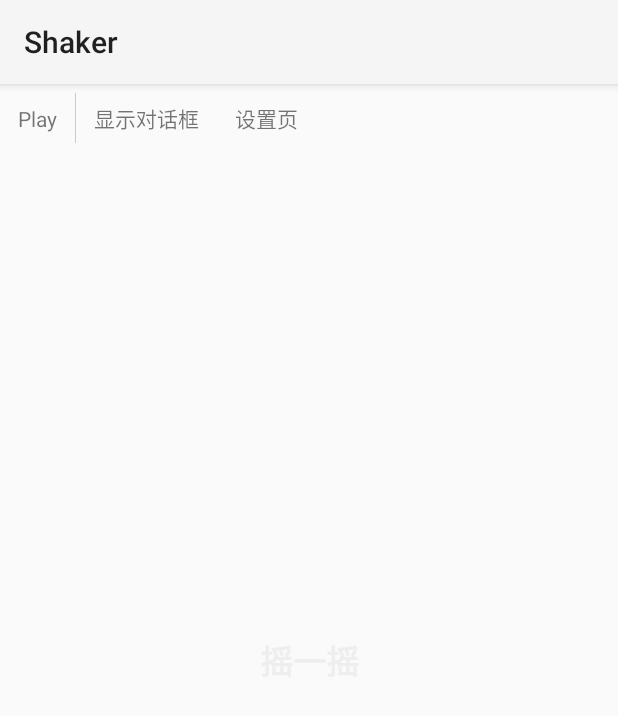
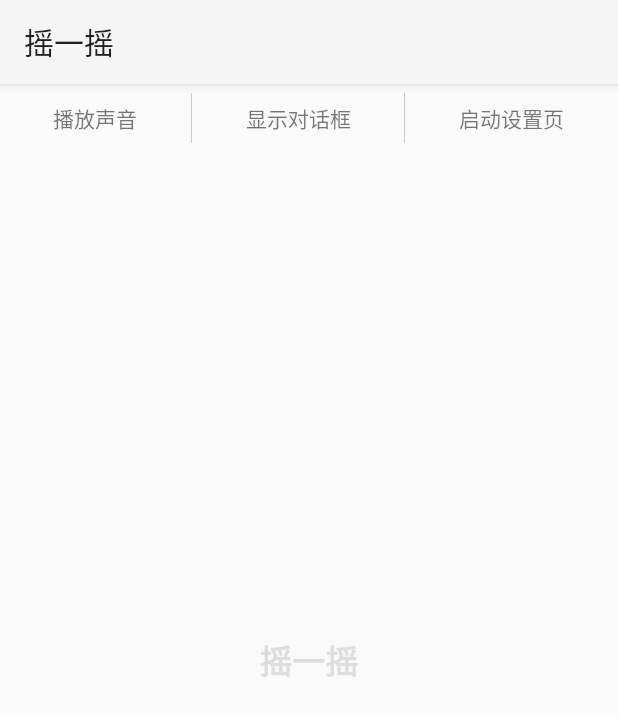
Before and after one commit to battleground/shaker, an Android app: the screen it shows after launch (ShakerMainActivity), on a phone screen of 412 x 824 dp. Shown: the top 716 px of the screen. Run offline under Robolectric (Android 15) with nearby library versions, the phone set to English and light mode, and no system bars; libraries missing offline, so code that uses them is left out: com.abooc.util; 3 statements that could not run were skipped.

Commit message:
修改：调整UI，增加Application入口；

```diff
--- a/app/src/main/AndroidManifest.xml
+++ b/app/src/main/AndroidManifest.xml
@@ -6,6 +6,7 @@
     <uses-permission android:name="android.permission.SYSTEM_ALERT_WINDOW" />
 
     <application
+        android:name=".AppApplication"
         android:allowBackup="true"
         android:icon="@mipmap/ic_launcher"
         android:label="@string/app_name"
--- /dev/null
+++ b/app/src/main/java/com/abooc/joker/shaker/AppApplication.java
@@ -0,0 +1,19 @@
+package com.abooc.joker.shaker;
+
+import android.app.Application;
+
+import com.abooc.util.Debug;
+
+/**
+ * Created by dayu on 2017/4/21.
+ */
+
+public class AppApplication extends Application {
+
+    @Override
+    public void onCreate() {
+        super.onCreate();
+        Debug.enable(BuildConfig.DEBUG);
+    }
+
+}
--- a/app/src/main/java/com/abooc/joker/shaker/ShakerMainActivity.java
+++ b/app/src/main/java/com/abooc/joker/shaker/ShakerMainActivity.java
@@ -40,7 +40,13 @@ public class ShakerMainActivity extends AppCompatActivity implements
         onShowDialog(null);
     }
 
+    private SoundRing mSoundRing;
+
     public void onPlay(View view) {
+        if (mSoundRing == null) {
+            mSoundRing = new SoundRing(this);
+        }
+        mSoundRing.playSound();
     }
 
     public void onOpenSettings(View view) {
@@ -64,6 +70,9 @@ public class ShakerMainActivity extends AppCompatActivity implements
         Debug.anchor();
         super.onDestroy();
         mSensorBuilder.destroy();
+        if (mSoundRing != null) {
+            mSoundRing.release();
+        }
     }
 
 }
--- a/app/src/main/res/layout/activity_settings.xml
+++ b/app/src/main/res/layout/activity_settings.xml
@@ -9,8 +9,8 @@
         android:layout_width="wrap_content"
         android:layout_height="wrap_content"
         android:layout_gravity="center"
-        android:text="设置页"
-        android:textAppearance="@style/Base.TextAppearance.AppCompat.Large"
+        android:padding="12dp"
+        android:text="本页面也支持摇一摇！"
         android:textStyle="bold" />
 
 
--- a/app/src/main/res/layout/activity_shaker.xml
+++ b/app/src/main/res/layout/activity_shaker.xml
@@ -1,6 +1,5 @@
 <?xml version="1.0" encoding="utf-8"?>
-<android.support.constraint.ConstraintLayout xmlns:android="http://schemas.android.com/apk/res/android"
-    xmlns:app="http://schemas.android.com/apk/res-auto"
+<FrameLayout xmlns:android="http://schemas.android.com/apk/res/android"
     xmlns:tools="http://schemas.android.com/tools"
     android:layout_width="match_parent"
     android:layout_height="match_parent"
@@ -9,28 +8,26 @@
     <TextView
         android:layout_width="wrap_content"
         android:layout_height="wrap_content"
+        android:layout_gravity="center"
         android:text="摇一摇"
         android:textAppearance="@style/Base.TextAppearance.AppCompat.Large"
-        android:textColor="#EEE"
-        android:textStyle="bold"
-        app:layout_constraintBottom_toBottomOf="parent"
-        app:layout_constraintLeft_toLeftOf="parent"
-        app:layout_constraintRight_toRightOf="parent"
-        app:layout_constraintTop_toTopOf="parent" />
+        android:textColor="#DDD"
+        android:textStyle="bold" />
 
     <LinearLayout
-        android:layout_width="wrap_content"
-        android:layout_height="wrap_content"
-        android:background="@android:drawable/list_selector_background">
+        android:layout_width="match_parent"
+        android:layout_height="wrap_content">
 
         <TextView
             android:layout_width="wrap_content"
             android:layout_height="wrap_content"
+            android:layout_weight="1"
             android:background="@android:drawable/list_selector_background"
             android:clickable="true"
+            android:gravity="center"
             android:onClick="onPlay"
             android:padding="12dp"
-            android:text="Play" />
+            android:text="播放声音" />
 
         <FrameLayout
             android:layout_width="0.5dp"
@@ -42,20 +39,31 @@
         <TextView
             android:layout_width="wrap_content"
             android:layout_height="wrap_content"
+            android:layout_weight="1"
             android:background="@android:drawable/list_selector_background"
             android:clickable="true"
+            android:gravity="center"
             android:onClick="onShowDialog"
             android:padding="12dp"
             android:text="显示对话框" />
 
+        <FrameLayout
+            android:layout_width="0.5dp"
+            android:layout_height="match_parent"
+            android:layout_marginBottom="6dp"
+            android:layout_marginTop="6dp"
+            android:background="#30000000" />
+
         <TextView
             android:layout_width="wrap_content"
             android:layout_height="wrap_content"
+            android:layout_weight="1"
             android:background="@android:drawable/list_selector_background"
             android:clickable="true"
+            android:gravity="center"
             android:onClick="onOpenSettings"
             android:padding="12dp"
-            android:text="设置页" />
+            android:text="启动设置页" />
     </LinearLayout>
 
-</android.support.constraint.ConstraintLayout>
+</FrameLayout>
--- a/app/src/main/res/values/strings.xml
+++ b/app/src/main/res/values/strings.xml
@@ -1,3 +1,3 @@
 <resources>
-    <string name="app_name">Shaker</string>
+    <string name="app_name">摇一摇</string>
 </resources>
```
